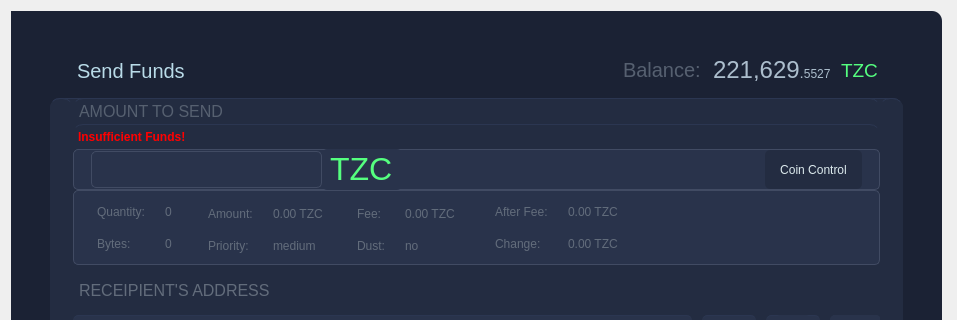
TrezarCoin/TrezarCoin, file src/qt/forms/sendcoinsdialog.ui: the form before one commit; both pictures show x 0 to 957 and y 0 to 320 of the 957 by 770 pixel window.
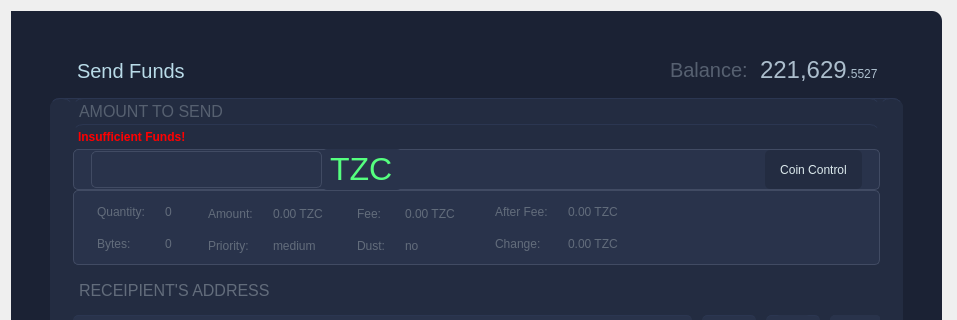
The form after the commit. Icons and pictures are not drawn. Custom widgets are drawn as their Qt base class.

What changed in the file:
```diff
--- a/src/qt/forms/sendcoinsdialog.ui
+++ b/src/qt/forms/sendcoinsdialog.ui
@@ -62,7 +62,7 @@
              <number>0</number>
             </property>
             <item>
-             <layout class="QHBoxLayout" name="WalletTitle" stretch="0,0,0,0,0,0,0">
+             <layout class="QHBoxLayout" name="WalletTitle" stretch="0,0,0,0,0,0">
               <property name="spacing">
                <number>0</number>
               </property>
@@ -142,23 +142,6 @@
                 </property>
                </widget>
               </item>
-              <item>
-               <widget class="QLabel" name="label_3">
-                <property name="styleSheet">
-                 <string notr="true">font: 75 14pt &quot;Ubuntu&quot;;
-color:#a5c3d1;
-backcolor:black;
-color:#acbecd;
-background-color:#1b2234;
-padding-top:25px;
-
-</string>
-                </property>
-                <property name="text">
-                 <string>&lt;html&gt;&lt;head/&gt;&lt;body&gt;&lt;p&gt;&lt;span style=&quot; font-size:14pt; color:#55ff7f;&quot;&gt;TZC&lt;/span&gt;&lt;/p&gt;&lt;/body&gt;&lt;/html&gt;</string>
-                </property>
-               </widget>
-              </item>
               <item>
                <spacer name="horizontalSpacer_10">
                 <property name="orientation">
```
Left out of the diff: 4 changed lines with no effect on the pictures.
